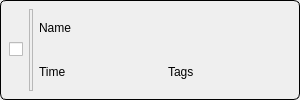
This is src/TaskWidget/taskwidget.ui in david4more/QtToDo as Qt 5 draws it before an edit. The edited form follows.
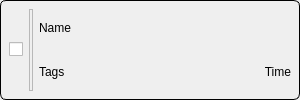
This is the edited form.

What changed in the file:
```diff
--- a/src/TaskWidget/taskwidget.ui
+++ b/src/TaskWidget/taskwidget.ui
@@ -88,7 +88,17 @@
           </property>
          </widget>
         </item>
-        <item row="1" column="0">
+        <item row="2" column="0">
+         <widget class="QLabel" name="tagsLabel">
+          <property name="styleSheet">
+           <string notr="true"/>
+          </property>
+          <property name="text">
+           <string>Tags</string>
+          </property>
+         </widget>
+        </item>
+        <item row="2" column="1">
          <widget class="QLabel" name="timeLabel">
           <property name="styleSheet">
            <string notr="true"/>
@@ -97,17 +107,7 @@
            <string>Time</string>
           </property>
           <property name="alignment">
-           <set>Qt::AlignmentFlag::AlignLeading|Qt::AlignmentFlag::AlignLeft|Qt::AlignmentFlag::AlignVCenter</set>
-          </property>
-         </widget>
-        </item>
-        <item row="1" column="1">
-         <widget class="QLabel" name="tagsLabel">
-          <property name="styleSheet">
-           <string notr="true"/>
-          </property>
-          <property name="text">
-           <string>Tags</string>
+           <set>Qt::AlignmentFlag::AlignRight|Qt::AlignmentFlag::AlignTrailing|Qt::AlignmentFlag::AlignVCenter</set>
           </property>
          </widget>
         </item>
```
